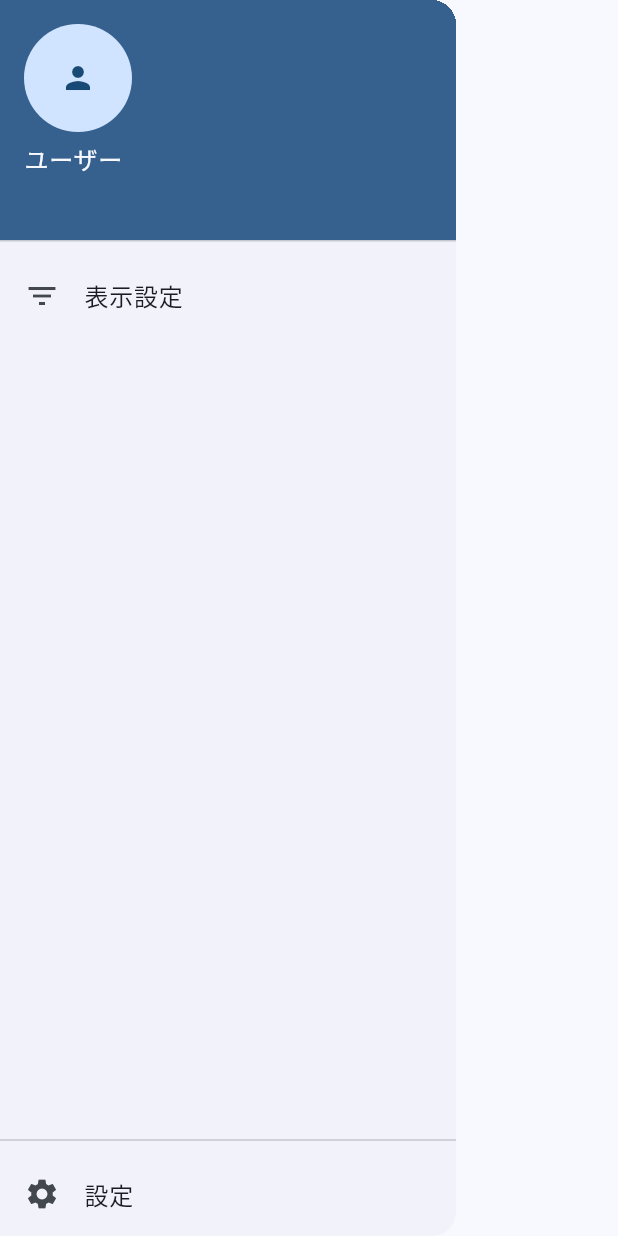
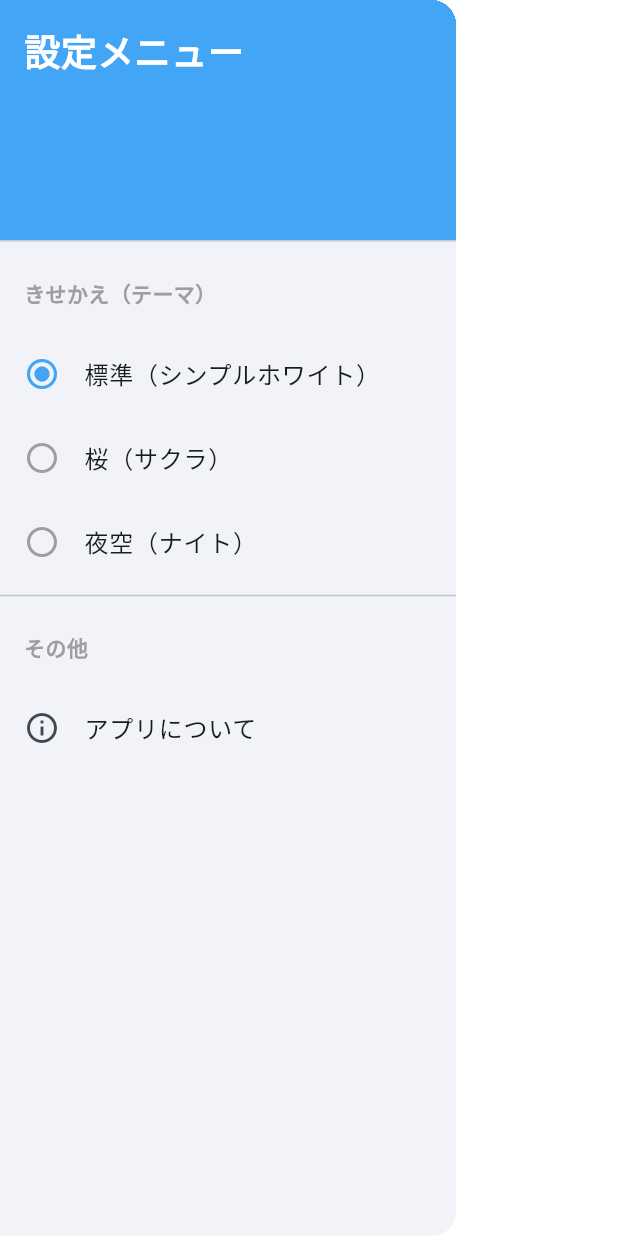
Before and after one commit to seadragoon/BirthDayCalendar, a Flutter app: the CustomDrawer widget shown alone on an empty page, opened directly, on a phone screen of 412 x 824 dp. Run offline on Flutter 3.47's test engine with Material 3 defaults, Android fonts, the phone set to English and light mode, and no system bars; our stand-ins replace calendar_view, flutter_riverpod, sqflite, sqflite_common_ffi, sqflite_common_ffi_web; accounts and stored records are empty.

Commit message:
Phase 8: きせかえ機能、Phase 9: 仕上げ

```diff
--- /dev/null
+++ b/lib/shared/theme/app_theme.dart
@@ -0,0 +1,72 @@
+import 'package:flutter/material.dart';
+
+/// きせかえ機能用のテーマタイプ。
+enum AppThemeType {
+  standard,
+  sakura,
+  night,
+}
+
+/// きせかえ機能に必要なデザインデータ（画像パスやメインカラーなど）を定義するモデル。
+class AppThemeData {
+  final AppThemeType type;
+  final String label;
+
+  /// ヘッダーやフッターの背景に使用する画像アセットパス（空文字の場合は画像なし）
+  final String backgroundImagePath;
+
+  /// アプリのプライマリカラー
+  final Color primaryColor;
+
+  /// ヘッダーテキストなどの文字色
+  final Color onPrimaryColor;
+
+  /// ベースとなる背景色
+  final Color backgroundColor;
+
+  /// メインコンテンツ（カレンダー等のカード）の背景色。
+  /// 透明や半透明にして背景色/画像を透けさせる場合に使用。
+  final Color surfaceColor;
+
+  const AppThemeData({
+    required this.type,
+    required this.label,
+    required this.backgroundImagePath,
+    required this.primaryColor,
+    required this.onPrimaryColor,
+    required this.backgroundColor,
+    required this.surfaceColor,
+  });
+
+  static const standard = AppThemeData(
+    type: AppThemeType.standard,
+    label: '標準（シンプルホワイト）',
+    backgroundImagePath: '',
+    primaryColor: Color(0xFF42A5F5), // Blue 400
+    onPrimaryColor: Colors.white,
+    backgroundColor: Colors.white,
+    surfaceColor: Colors.white,
+  );
+
+  static const sakura = AppThemeData(
+    type: AppThemeType.sakura,
+    label: '桜（サクラ）',
+    backgroundImagePath: 'assets/images/themes/sakura.png',
+    primaryColor: Color(0xFFEC407A), // Pink 400
+    onPrimaryColor: Colors.white,
+    backgroundColor: Color(0xFFFCE4EC), // Pink 50
+    surfaceColor: Color(0xCCFFFFFF), // 80% White (slightly transparent)
+  );
+
+  static const night = AppThemeData(
+    type: AppThemeType.night,
+    label: '夜空（ナイト）',
+    backgroundImagePath: 'assets/images/themes/night.png',
+    primaryColor: Color(0xFF3949AB), // Indigo 600
+    onPrimaryColor: Colors.white,
+    backgroundColor: Color(0xFFE8EAF6), // Indigo 50
+    surfaceColor: Color(0xDDFFFFFF), // 85% White
+  );
+
+  static final values = [standard, sakura, night];
+}
--- a/lib/shared/widgets/custom_drawer.dart
+++ b/lib/shared/widgets/custom_drawer.dart
@@ -1,42 +1,83 @@
 import 'package:flutter/material.dart';
 import 'package:flutter_riverpod/flutter_riverpod.dart';
 
-/// アプリ共通のドロワーメニュー。
+import 'package:birthday_calendar/shared/theme/app_theme.dart';
+import 'package:birthday_calendar/shared/providers/theme_provider.dart';
+
+/// アプリのドロワー（サイドメニュー）。
 ///
-/// 今後、設定モーダルや各種トグル（例えば「誕生日表示のON/OFF」など）を追加する。
+/// 現在は「きせかえ（テーマ）」変更の設定メニューとして使用。
 class CustomDrawer extends ConsumerWidget {
   const CustomDrawer({super.key});
 
   @override
   Widget build(BuildContext context, WidgetRef ref) {
+    final currentTheme = ref.watch(themeProvider);
+
     return Drawer(
-      child: Column(
+      child: ListView(
+        padding: EdgeInsets.zero,
         children: [
-          const UserAccountsDrawerHeader(
-            accountName: Text('ユーザー'),
-            accountEmail: Text(''),
-            currentAccountPicture: CircleAvatar(
-              child: Icon(Icons.person),
+          DrawerHeader(
+            decoration: BoxDecoration(
+              color: currentTheme.primaryColor,
+              image: currentTheme.backgroundImagePath.isNotEmpty
+                  ? DecorationImage(
+                      image: AssetImage(currentTheme.backgroundImagePath),
+                      fit: BoxFit.cover,
+                      colorFilter: ColorFilter.mode(
+                        Colors.black.withValues(alpha: 0.2),
+                        BlendMode.darken,
+                      ),
+                    )
+                  : null,
+            ),
+            child: Text(
+              '設定メニュー',
+              style: TextStyle(
+                color: currentTheme.onPrimaryColor,
+                fontSize: 24,
+                fontWeight: FontWeight.bold,
+              ),
             ),
           ),
+          const Padding(
+            padding: EdgeInsets.all(16.0),
+            child: Text('きせかえ（テーマ）', style: TextStyle(fontWeight: FontWeight.bold, color: Colors.grey)),
+          ),
+          ...AppThemeData.values.map((theme) {
+            final isSelected = theme.type == currentTheme.type;
+            return ListTile(
+              leading: Icon(
+                isSelected ? Icons.radio_button_checked : Icons.radio_button_unchecked,
+                color: isSelected ? currentTheme.primaryColor : Colors.grey,
+              ),
+              title: Text(theme.label),
+              onTap: () {
+                ref.read(themeProvider.notifier).setTheme(theme);
+                Navigator.of(context).pop(); // ドロワーを閉じる
+              },
+            );
+          }),
+          const Divider(),
+          const Padding(
+            padding: EdgeInsets.all(16.0),
+            child: Text('その他', style: TextStyle(fontWeight: FontWeight.bold, color: Colors.grey)),
+          ),
           ListTile(
-            leading: const Icon(Icons.filter_list),
-            title: const Text('表示設定'),
+            leading: const Icon(Icons.info_outline),
+            title: const Text('アプリについて'),
             onTap: () {
-              ScaffoldMessenger.of(context).showSnackBar(
-                const SnackBar(content: Text('表示設定は今後のPhaseで実装予定です')),
-              );
-            },
-          ),
-          const Spacer(),
-          const Divider(),
-          ListTile(
-            leading: const Icon(Icons.settings),
-            title: const Text('設定'),
-            onTap: () {
-              // TODO(Phase 7): 設定モーダルを開く
-              ScaffoldMessenger.of(context).showSnackBar(
-                const SnackBar(content: Text('設定機能は Phase 7 で実装予定です')),
+              Navigator.of(context).pop(); // まずドロワーを閉じる
+              showAboutDialog(
+                context: context,
+                applicationName: 'Birthday Calendar',
+                applicationVersion: '1.0.0',
+                applicationLegalese: '© 2026 Developer',
+                children: const [
+                  SizedBox(height: 16),
+                  Text('大切な人の誕生日や日常のスケジュールを管理するシンプルなカレンダーアプリです。'),
+                ],
               );
             },
           ),
```
Also changed, not shown: lib/main.dart (+17 -3 lines), lib/shared/providers/theme_provider.dart (added, +22 -0 lines), lib/shared/widgets/app_shell.dart (+7 -2 lines), lib/shared/widgets/custom_footer.dart (+42 -13 lines), lib/shared/widgets/custom_header.dart (+50 -29 lines), lib/shared/widgets/custom_search_delegate.dart (added, +142 -0 lines), assets/images/themes/night.png (added), assets/images/themes/sakura.png (added), 1 other file.
